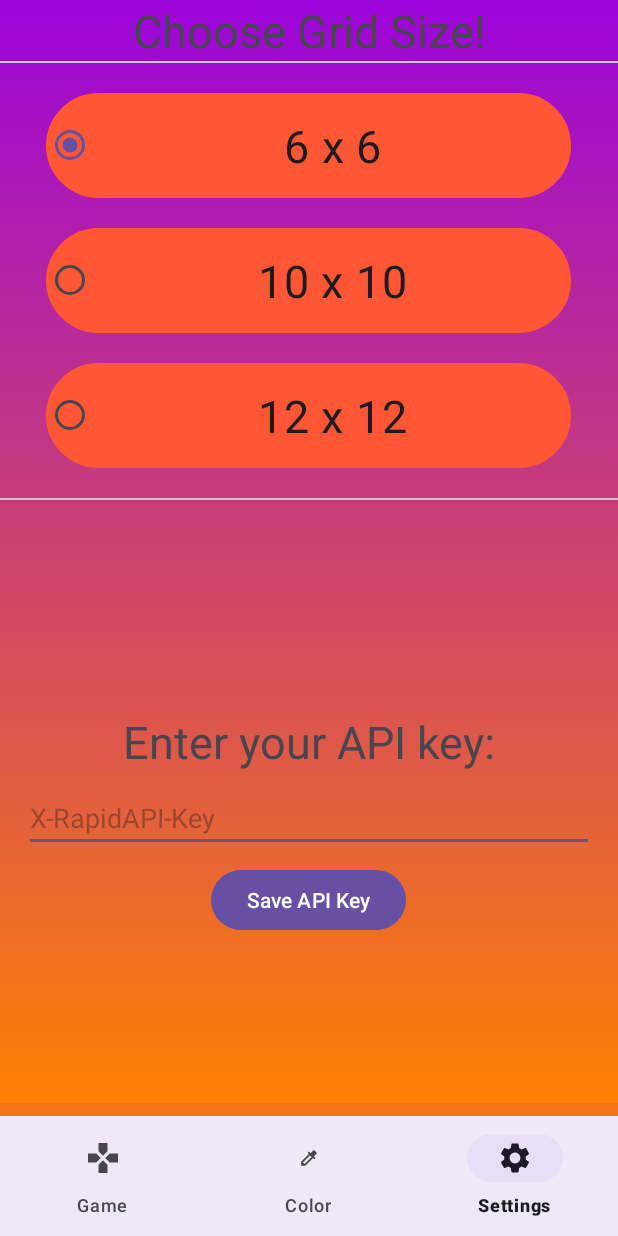
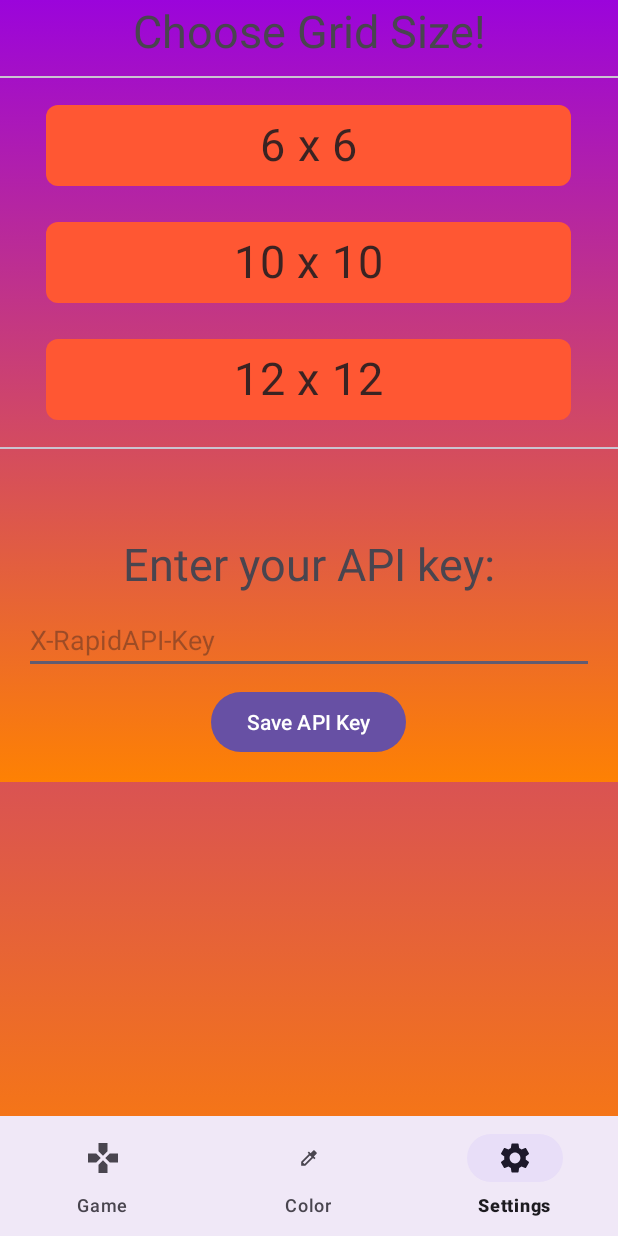
Before and after one commit to Mili-NT/CSCI3660TermProject, an Android app: the screen it shows after launch (MainActivity), on a phone screen of 412 x 824 dp. Run offline under Robolectric (Android 15) with nearby library versions, the phone set to English and light mode, and no system bars; our stand-ins replace navigation-ui.

Commit message:
Replaced RadioButtons with chips
The radio buttons werent working due to the listener (onCheckedChanged) being called when the check() function was used, which resulted in it always reverting.

```diff
--- a/app/src/main/java/com/zybooks/csci3660termproject/GameFragment.java
+++ b/app/src/main/java/com/zybooks/csci3660termproject/GameFragment.java
@@ -31,7 +31,7 @@ import retrofit2.Response;
  */
 public class GameFragment extends Fragment {
     private WordAPIInterface wordAPI;
-    private int gridSize = 6; // Default grid value, can be changed
+    private int currentGridSize = 6; // Default grid value, can be changed
     public GameFragment() {
         // Required empty public constructor
     }
@@ -41,8 +41,12 @@ public class GameFragment extends Fragment {
         // Code for receiving grid size selection from SettingsFragment
         Bundle receivedBundle = getArguments();
         if (receivedBundle != null) {
-            gridSize = receivedBundle.getInt("gridSize");
+            Log.d("GRD-DBG", "STARTING GRID SIZE: " + currentGridSize);
+            int gridSize = receivedBundle.getInt("gridSize");
+            Log.d("GRD-DBG", "BUNDLE RECEIVED: " + gridSize);
+            currentGridSize = gridSize;
             // TODO: Word Grid Code
+            Log.d("GRD-DBG", "UPDATED GRID SIZE: " + currentGridSize);
         }
         // Use the WordAPIManager to check SharedPref for a key
         String userAPIKey = WordAPIManager.getApiKey(requireContext());
--- a/app/src/main/java/com/zybooks/csci3660termproject/SettingsFragment.java
+++ b/app/src/main/java/com/zybooks/csci3660termproject/SettingsFragment.java
@@ -25,33 +25,12 @@ import java.util.Objects;
  */
 public class SettingsFragment extends Fragment {
 
-    // TODO: Rename parameter arguments, choose names that match
-    // the fragment initialization parameters, e.g. ARG_ITEM_NUMBER
-    private static final String ARG_PARAM1 = "param1";
-    private static final String ARG_PARAM2 = "param2";
-
-    // TODO: Rename and change types of parameters
-    private String mParam1;
-    private String mParam2;
-
     public SettingsFragment() {
         // Required empty public constructor
     }
-
-    /**
-     * Use this factory method to create a new instance of
-     * this fragment using the provided parameters.
-     *
-     * @param param1 Parameter 1.
-     * @param param2 Parameter 2.
-     * @return A new instance of fragment SettingsFragment.
-     */
-    // TODO: Rename and change types and number of parameters
     public static SettingsFragment newInstance(String param1, String param2) {
         SettingsFragment fragment = new SettingsFragment();
         Bundle args = new Bundle();
-        args.putString(ARG_PARAM1, param1);
-        args.putString(ARG_PARAM2, param2);
         fragment.setArguments(args);
         return fragment;
     }
@@ -59,10 +38,6 @@ public class SettingsFragment extends Fragment {
     @Override
     public void onCreate(Bundle savedInstanceState) {
         super.onCreate(savedInstanceState);
-        if (getArguments() != null) {
-            mParam1 = getArguments().getString(ARG_PARAM1);
-            mParam2 = getArguments().getString(ARG_PARAM2);
-        }
     }
 
     @Override
@@ -71,7 +46,6 @@ public class SettingsFragment extends Fragment {
         View rootView = inflater.inflate(R.layout.fragment_settings, container, false);
 
         // API CHECKS AND LISTENER
-        // Gets button & text views
         Button saveApiKeyButton = rootView.findViewById(R.id.buttonSaveApiKey);
         EditText editTextApiKey = rootView.findViewById(R.id.editTextApiKey);
         String userAPIKey = WordAPIManager.getApiKey(requireContext()); // requireContext() is required in fragments
@@ -84,45 +58,24 @@ public class SettingsFragment extends Fragment {
                 saveApiKey();
             }
         });
-        // GRID CHECKS AND LISTENERS
-        RadioGroup colorRadioGroup = rootView.findViewById(R.id.color_radio_group);
-        // Iterate through RadioGroup children (in case we add more grid sizes)
-        for (int i = 0; i < colorRadioGroup.getChildCount(); i++) {
-            View radioButtonView = colorRadioGroup.getChildAt(i);
-            if (radioButtonView instanceof RadioButton) {
-                final RadioButton radioButton = (RadioButton) radioButtonView;
-                // Creates a listener for each child of the RadioGroup
-                radioButton.setOnClickListener(new View.OnClickListener() {
-                    @Override
-                    public void onClick(View view) {
-                        // New bundle to transport the gridSize to GameFragment
-                        Bundle bundle = new Bundle();
-                        int gridSize = 6;
-                        // Handle the RadioButton click event here
-                        if (radioButton.getId() == R.id.radio_size6) {
-                            // Nothing needs to be done, gridSize already 6
-                        } else if (radioButton.getId() == R.id.radio_size10) {
-                            gridSize = 10;
-                        } else if (radioButton.getId() == R.id.radio_size12) {
-                            gridSize = 12;
-                        }
-                        bundle.putInt("gridSize", gridSize);
-                        // Create new GameFragment and pass in the new bundle as an argument
-                        GameFragment gameFragment = new GameFragment();
-                        gameFragment.setArguments(bundle);
-                        // Replace the current GameFragment
-                        getParentFragmentManager().beginTransaction()
-                                .replace(R.id.nav_host_fragment, gameFragment) // Must be nav_host_fragment, not game_Fragment
-                                .addToBackStack(null)
-                                .commit();
-                    }
-                });
-            }
-        }
+        // GRID SIZE & CHIP LISTENERS
 
         return rootView;
     }
+    private void updateGameFragment(int gridSize) {
+        // Create a bundle and send it to GameFragment
+        Bundle bundle = new Bundle();
+        bundle.putInt("gridSize", gridSize);
 
+        GameFragment gameFragment = new GameFragment();
+        gameFragment.setArguments(bundle);
+
+        // Replace the current GameFragment
+        getParentFragmentManager().beginTransaction()
+                .replace(R.id.nav_host_fragment, gameFragment)
+                .addToBackStack(null)
+                .commit();
+    }
     private void saveApiKey() {
         // TODO: Add validity checking?
         // Retrieve the API key from the EditText
--- a/app/src/main/res/layout/fragment_settings.xml
+++ b/app/src/main/res/layout/fragment_settings.xml
@@ -3,6 +3,7 @@
     xmlns:tools="http://schemas.android.com/tools"
     android:layout_width="match_parent"
     android:layout_height="wrap_content"
+    xmlns:app="http://schemas.android.com/apk/res-auto"
     android:orientation="vertical"
     android:background="@drawable/background">
 
@@ -14,56 +15,66 @@
         android:text="@string/choose_size" />
     <com.google.android.material.divider.MaterialDivider
         android:layout_width="match_parent"
-        android:layout_height="match_parent"/>
-
-    <RadioGroup
-        android:id="@+id/color_radio_group"
-        android:layout_width="fill_parent"
+        android:layout_height="match_parent"
+        android:layout_marginBottom="10dp"
+        android:layout_marginTop="10dp"
+        />
+    <LinearLayout
+        android:layout_width="match_parent"
         android:layout_height="match_parent"
         android:gravity="center"
         android:orientation="vertical">
+    <com.google.android.material.chip.ChipGroup
+        android:id="@+id/chip_group"
+        android:layout_width="wrap_content"
+        android:layout_height="match_parent"
+        android:gravity="center"
+        app:singleSelection="true"
+        android:orientation="vertical">
 
-        <RadioButton
-            android:id="@+id/radio_size6"
+        <com.google.android.material.chip.Chip
+            android:id="@+id/chip_size6"
+            style="@style/AppTheme.ChipStyle"
             android:layout_width="350dp"
             android:layout_height="70dp"
             android:layout_marginTop="20dp"
             android:layout_marginBottom="20dp"
-            android:background="@drawable/rounded_corner_button"
             android:text="@string/size_6"
-            android:checked="true"
             android:textAlignment="center"
             android:textSize="30sp" />
 
-        <RadioButton
-            android:id="@+id/radio_size10"
+        <com.google.android.material.chip.Chip
+            android:id="@+id/chip_size10"
+            style="@style/AppTheme.ChipStyle"
             android:layout_width="350dp"
             android:layout_height="70dp"
             android:layout_marginBottom="20dp"
-            android:background="@drawable/rounded_corner_button"
             android:text="@string/size_10"
             android:textAlignment="center"
             android:textSize="30sp" />
 
-        <RadioButton
-            android:id="@+id/radio_size12"
+        <com.google.android.material.chip.Chip
+            android:id="@+id/chip_size12"
+            style="@style/AppTheme.ChipStyle"
             android:layout_width="350dp"
             android:layout_height="70dp"
             android:layout_marginBottom="20dp"
-            android:background="@drawable/rounded_corner_button"
             android:text="@string/size_12"
             android:textAlignment="center"
             android:textSize="30sp" />
 
-    </RadioGroup>
+    </com.google.android.material.chip.ChipGroup>
+    </LinearLayout>
     <com.google.android.material.divider.MaterialDivider
         android:layout_width="match_parent"
-        android:layout_height="match_parent"/>
-
+        android:layout_height="match_parent"
+        android:layout_marginBottom="10dp"
+        android:layout_marginTop="10dp"
+        />
     <LinearLayout
+        android:layout_marginTop="30dp"
         android:layout_width="match_parent"
-        android:layout_height="372dp"
-        android:layout_marginTop="30dp"
+        android:layout_height="match_parent"
         android:gravity="center"
         android:orientation="vertical">
 
--- a/app/src/main/res/values/themes.xml
+++ b/app/src/main/res/values/themes.xml
@@ -6,6 +6,12 @@
     </style>
 
     <style name="Theme.Csci3660termproject" parent="Base.Theme.Csci3660termproject">
-        <!-- Customize chip background color -->
+    </style>
+    <style name="AppTheme.ChipStyle" parent="Widget.MaterialComponents.Chip.Choice">
+        <item name="chipBackgroundColor">@color/light_orange</item>
+        <item name="chipCornerRadius">8dp</item>
+        <item name="android:textAlignment">center</item>
+        <item name="android:textSize">16sp</item>
+        <!-- Add other attributes as needed -->
     </style>
 </resources>
```
